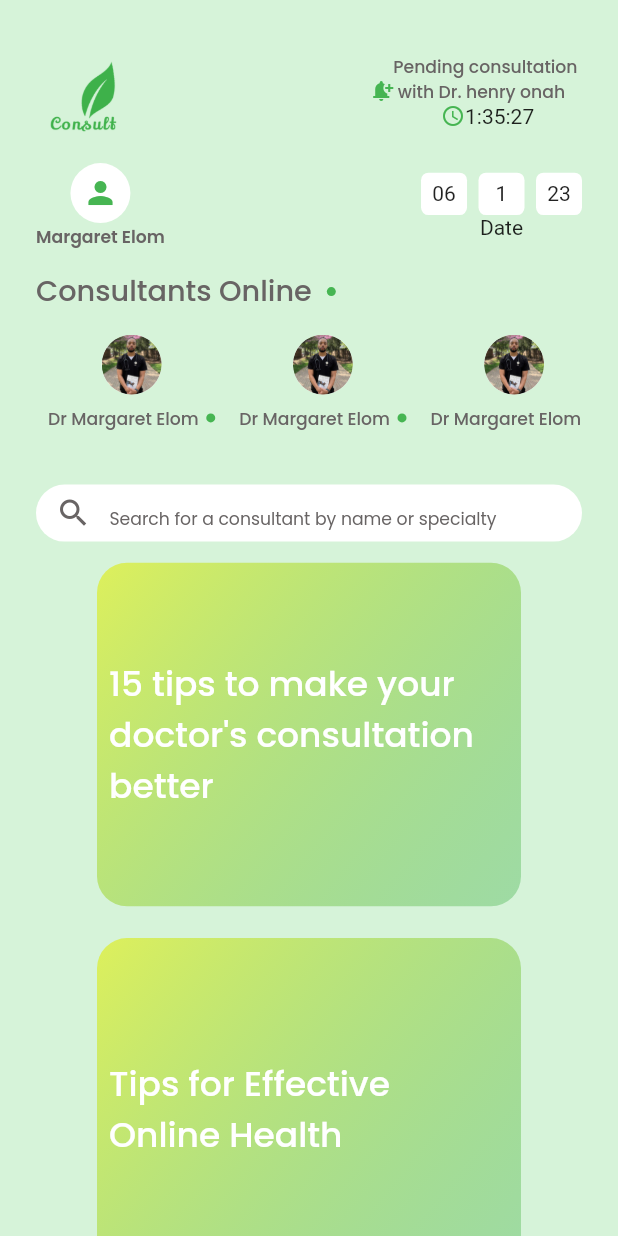
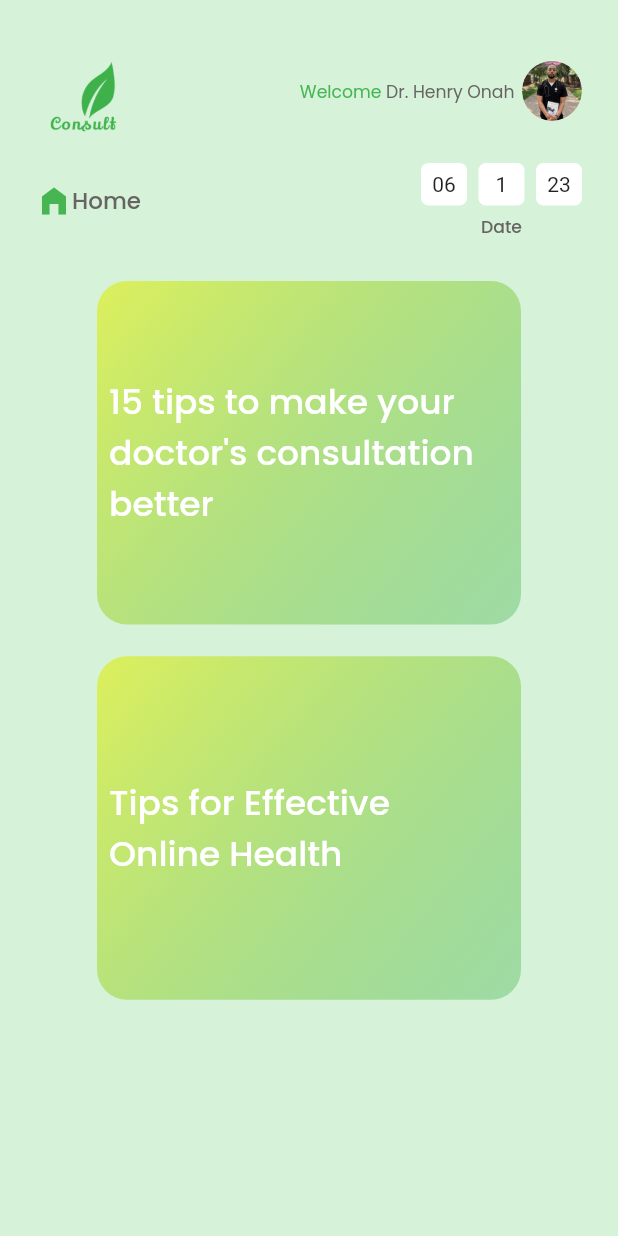
Before and after one commit to Imma76/consultant, a Flutter app: the Homepage screen opened by its route, on a phone screen of 412 x 824 dp. Run offline on Flutter 3.47's test engine with Material 2 defaults, Android fonts, the phone set to English and light mode, and no system bars; our stand-ins replace firebase_core, flutter_riverpod, flutter_screenutil, gap, google_fonts; accounts and stored records are empty.

Commit message:
home page

```diff
--- a/lib/main.dart
+++ b/lib/main.dart
@@ -1,5 +1,6 @@
 import 'package:consultant/firebase_options.dart';
 import 'package:consultant/src/routes/routes.dart';
+import 'package:consultant/src/views/home/base.dart';
 import 'package:consultant/src/views/welcome.dart';
 import 'package:firebase_core/firebase_core.dart';
 
@@ -29,7 +30,7 @@ class MyApp extends StatelessWidget {
           return MaterialApp(
             title: 'Consultant patient',
             routes:routes,
-            initialRoute:WelcomeScreen.id,
+            initialRoute:Base.id,
 
             theme: ThemeData(
               primarySwatch: Colors.blue,
--- a/lib/src/routes/routes.dart
+++ b/lib/src/routes/routes.dart
@@ -7,6 +7,7 @@ import 'package:flutter/material.dart';
 
 import '../views/authentication/login.dart';
 import '../views/authentication/sign_up.dart';
+import '../views/home/base.dart';
 import '../views/home/home_page.dart';
 import '../views/welcome.dart';
 
@@ -17,5 +18,6 @@ Map<String,WidgetBuilder>routes={
   Homepage.id:(context)=>Homepage(),
   GreatJob.id:(context)=>GreatJob(),
   ConfirmationScreen.id:(context)=>ConfirmationScreen(),
+  Base.id:(context)=>Base()
 
 };
--- a/lib/src/views/authentication/confirmation_screen.dart
+++ b/lib/src/views/authentication/confirmation_screen.dart
@@ -1,3 +1,4 @@
+import 'package:consultant/src/views/home/home_page.dart';
 import 'package:flutter/material.dart';
 import 'package:flutter_screenutil/flutter_screenutil.dart';
 import 'package:gap/gap.dart';
@@ -43,8 +44,7 @@ class ConfirmationScreen extends StatelessWidget {
             Gap(181.h),
 
             ElevatedButton(onPressed: (){
-
-
+              Navigator.pushNamed(context, Homepage.id);
             }, child:Text('Next',style: GoogleFonts.poppins(color: AppTheme.white,fontSize: 24.sp,fontWeight: FontWeight.w700),),style: ElevatedButton.styleFrom(primary: AppTheme.primary,minimumSize: Size(382.w,58.h)), ),
 
 
--- a/lib/src/views/home/home_page.dart
+++ b/lib/src/views/home/home_page.dart
@@ -36,29 +36,31 @@ class _HomepageState extends ConsumerState<Homepage> {
                   children: [
                     Image.asset('assets/app_logo.png',width: 87.w,height:77.h),
                     Spacer(),
-                    Icon(Icons.notification_add
-                    ,size: 16,color: AppTheme.primary,),
-                    Column(
-                      children: [
-                        Column(
-                          children: [
-                            Text('Pending consultation \n with Dr. henry onah',style: GoogleFonts.poppins(color: AppTheme.black2,fontSize: 12.sp,fontWeight: FontWeight.w500)),
-                          Row(
-                            children: [
-                              Icon(Icons.access_time,size: 16,color: AppTheme.primary,),
-                              Text('1:35:27'),
-                            ],
-                          ),
-                          ],
-                        )
-                      ],
-                    )
+                    // Icon(Icons.notification_add
+                    // ,size: 16,color: AppTheme.primary,),
+                    Avatar()
+                    // Column(
+                    //   children: [
+                    //     Column(
+                    //       children: [
+                    //         Text('Pending consultation \n with Dr. henry onah',style: GoogleFonts.poppins(color: AppTheme.black2,fontSize: 12.sp,fontWeight: FontWeight.w500)),
+                    //       // Row(
+                    //       //   children: [
+                    //       //     Icon(Icons.access_time,size: 16,color: AppTheme.primary,),
+                    //       //     Text('1:35:27'),
+                    //       //   ],
+                    //       // ),
+                    //
+                    //       ],
+                    //     )
+                    //  ],
+                    //)
                   ],
                 ),
                 Gap(16.h),
                 Row(
                   children: [
-                    Avatar(),
+                    Icon(Icons.home_filled,color: AppTheme.primary,),Text('Home',style:  GoogleFonts.poppins(color: AppTheme.black2,fontSize: 16.sp,fontWeight: FontWeight.w500) ),
                     Spacer(),
                     Column(
                       children: [
@@ -69,61 +71,14 @@ class _HomepageState extends ConsumerState<Homepage> {
 
                           ],
                         ),
-                        Text('Date')
+                        Gap(5),
+                        Text('Date',style:  GoogleFonts.poppins(color: AppTheme.black2,fontSize: 12.sp,fontWeight: FontWeight.w500) )
                       ],
                     )
                     ],
                 ),
                 Gap(16.h),
-                Row(
-                  children: [
-                    Text('Consultants Online',style: GoogleFonts.poppins(color: AppTheme.black2,fontSize: 20.sp,fontWeight: FontWeight.w500)),
-                    Gap(10),
-                    CircleAvatar(radius: 3,backgroundColor: AppTheme.primary,),
-                  ],
-                ),
-                Gap(16.h),
-                SizedBox(
-                  height: 100,
-                  child: ListView.builder(
-                    itemCount: 10,
-                    shrinkWrap:true,
-                    scrollDirection: Axis.horizontal,
-                    itemBuilder: (context,index) {
-                      return Padding(
-                        padding: const EdgeInsets.only(left:8.0,right: 8),
-                        child: ConsultantAvatar(),
-                      );
-                    }
-                  ),
-                ),
-                Container(
-                  height: 43.h,
-                  width:382.w,
-                  child:Padding(
-                    padding: const EdgeInsets.all(1.0),
-                    child: TextField(
 
-                      cursorColor: AppTheme.black2,
-                      decoration: InputDecoration
-                        (hintText: 'Search for a consultant by name or specialty',
-                          hintStyle:
-                          GoogleFonts.poppins(color: AppTheme.black2,fontSize: 12.sp,fontWeight: FontWeight.w400) ,
-                          prefixIcon: Icon(Icons.search,color:
-                        AppTheme.black2,
-                      ),
-                      enabledBorder:
-                          InputBorder.none,
-                        focusedBorder: InputBorder.none
-
-
-                      ),
-                    ),
-                  ),
-                  decoration: BoxDecoration(color: AppTheme.white,borderRadius:
-                      BorderRadius.circular(20)
-                  ),
-                ),
                 Gap(16.h),
 
                 Center(
@@ -173,16 +128,34 @@ class Avatar extends StatelessWidget {
 
   @override
   Widget build(BuildContext context) {
-    return Column(
+    return Row(
       children: [
+        RichText(
+          text: TextSpan(
+            children: <TextSpan>[
+              TextSpan(
+                  text: 'Welcome',
+                  style: GoogleFonts.poppins(
+                      fontSize: 12.sp,
+                      color: AppTheme.primary,
+                      fontWeight: FontWeight.w400)),
+              TextSpan(
+                  text: ' Dr. Henry Onah',
+                  style: GoogleFonts.poppins(
+                      fontSize: 12.sp,
+                      color: AppTheme.black2,
+                      fontWeight: FontWeight.w400)),
+            ],
+          ),
+        ),
+
+       Gap(5),
         CircleAvatar(
-          child: Icon(Icons.person,color:
-            AppTheme.primary,),
+          backgroundImage: AssetImage('assets/consultant_image.png'),
           backgroundColor: AppTheme.white,
         ),
 
-        Text('Margaret Elom',style: GoogleFonts.poppins(color: AppTheme.black2,fontSize: 12.sp,fontWeight: FontWeight.w600))
-      ],
+       ],
     );
   }
 }
```
Also changed, not shown: lib/src/views/home/base.dart (added, +52 -0 lines), assets/calendar.png (added), assets/profile.png (added).
